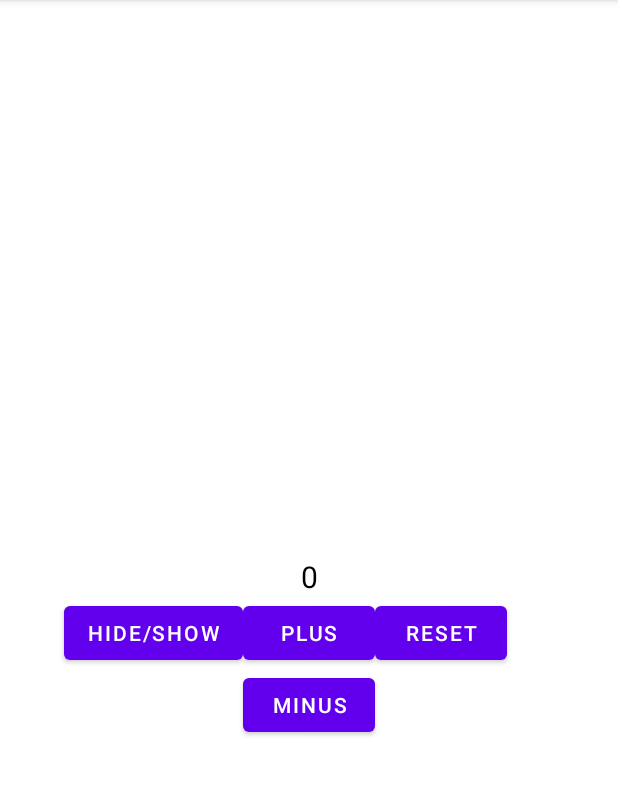
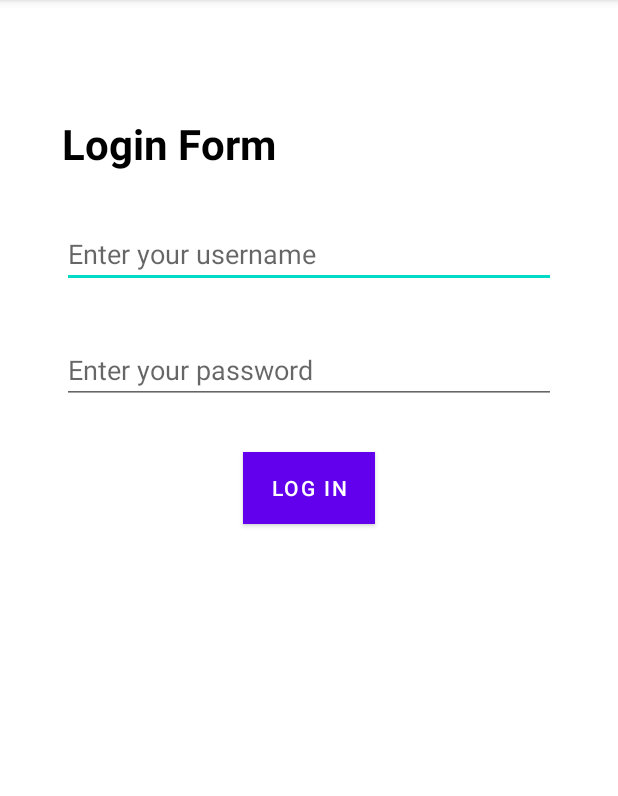
Before and after one commit to enfeizhan/golden_rush, an Android app: the screen it shows after launch (MainActivity before the commit, LoginFormActivity after it), on a phone screen of 412 x 824 dp, the part 84-880 px from its top. Run offline under Robolectric (Android 15) with nearby library versions, the phone set to English and light mode, and no system bars.

Commit message:
start hs app

```diff
--- a/AndroidStudioProjects/LearnAndroid/app/build.gradle
+++ b/AndroidStudioProjects/LearnAndroid/app/build.gradle
@@ -29,7 +29,9 @@ android {
 }
 
 dependencies {
-
+    implementation 'com.squareup.retrofit2:retrofit:2.8.1'
+    implementation 'com.squareup.retrofit2:converter-gson:2.8.1'
+    implementation 'com.squareup.okhttp3:logging-interceptor:4.2.1'
     implementation 'androidx.appcompat:appcompat:1.1.0'
     implementation 'com.google.android.material:material:1.1.0'
     implementation 'androidx.constraintlayout:constraintlayout:1.1.3'
--- /dev/null
+++ b/AndroidStudioProjects/LearnAndroid/app/src/main/java/com/example/learnandroid/LoginFormActivity.java
@@ -0,0 +1,17 @@
+package com.example.learnandroid;
+
+import android.os.Bundle;
+import android.widget.EditText;
+
+import androidx.appcompat.app.AppCompatActivity;
+
+public class LoginFormActivity extends AppCompatActivity {
+    private EditText username, password;
+    @Override
+    protected void onCreate(Bundle savedInstanceState) {
+        super.onCreate(savedInstanceState);
+        setContentView(R.layout.activity_login_form);
+        username = findViewById(R.id.edt_username);
+        password = findViewById(R.id.edt_password);
+    }
+}
--- /dev/null
+++ b/AndroidStudioProjects/LearnAndroid/app/src/main/res/layout/activity_login_form.xml
@@ -0,0 +1,86 @@
+<?xml version="1.0" encoding="utf-8"?>
+<androidx.constraintlayout.widget.ConstraintLayout xmlns:android="http://schemas.android.com/apk/res/android"
+    xmlns:app="http://schemas.android.com/apk/res-auto"
+    xmlns:tools="http://schemas.android.com/tools"
+    android:layout_width="match_parent"
+    android:layout_height="match_parent"
+    tools:context=".LoginFormActivity">
+
+    <TextView
+        android:id="@+id/txt_label"
+        android:layout_width="0dp"
+        android:layout_height="wrap_content"
+        android:text="Login Form"
+        android:textColor="#000"
+        android:textSize="28sp"
+        android:textStyle="bold"
+        app:layout_constraintLeft_toRightOf="@id/vg10"
+        app:layout_constraintRight_toLeftOf="@id/vg90"
+        app:layout_constraintTop_toBottomOf="@+id/hg10" />
+
+    <EditText
+        android:id="@+id/edt_username"
+        android:layout_width="0dp"
+        android:layout_height="wrap_content"
+        android:layout_marginTop="32dp"
+        android:hint="Enter your username"
+        android:inputType="text"
+        app:layout_constraintLeft_toRightOf="@id/vg10"
+        app:layout_constraintRight_toLeftOf="@id/vg90"
+        app:layout_constraintTop_toBottomOf="@+id/txt_label" />
+
+    <EditText
+        android:id="@+id/edt_password"
+        android:layout_width="0dp"
+        android:layout_height="wrap_content"
+        android:layout_marginTop="32dp"
+        android:hint="Enter your password"
+        android:inputType="textPassword"
+        app:layout_constraintLeft_toRightOf="@id/vg10"
+        app:layout_constraintRight_toLeftOf="@id/vg90"
+        app:layout_constraintTop_toBottomOf="@+id/edt_username" />
+
+    <Button
+        android:id="@+id/btn_login"
+        android:layout_width="wrap_content"
+        android:layout_height="wrap_content"
+        android:layout_marginTop="32dp"
+        android:background="#64B5F6"
+        android:text="Log In"
+        android:textColor="#FFF"
+        app:layout_constraintLeft_toRightOf="@id/vg10"
+        app:layout_constraintRight_toLeftOf="@id/vg90"
+        app:layout_constraintTop_toBottomOf="@id/edt_password" />
+
+    <androidx.constraintlayout.widget.Guideline
+        android:id="@+id/hg10"
+        android:layout_width="wrap_content"
+        android:layout_height="wrap_content"
+        android:orientation="horizontal"
+        app:layout_constraintGuide_begin="20dp"
+        app:layout_constraintGuide_percent="0.1" />
+
+    <androidx.constraintlayout.widget.Guideline
+        android:id="@+id/hg90"
+        android:layout_width="wrap_content"
+        android:layout_height="wrap_content"
+        android:orientation="horizontal"
+        app:layout_constraintGuide_begin="660dp"
+        app:layout_constraintGuide_percent="0.9" />
+
+    <androidx.constraintlayout.widget.Guideline
+        android:id="@+id/vg10"
+        android:layout_width="wrap_content"
+        android:layout_height="wrap_content"
+        android:orientation="vertical"
+        app:layout_constraintGuide_begin="20dp"
+        app:layout_constraintGuide_percent=".1" />
+
+    <androidx.constraintlayout.widget.Guideline
+        android:id="@+id/vg90"
+        android:layout_width="wrap_content"
+        android:layout_height="wrap_content"
+        android:orientation="vertical"
+        app:layout_constraintGuide_begin="20dp"
+        app:layout_constraintGuide_percent=".9" />
+</androidx.constraintlayout.widget.ConstraintLayout>
```
Also changed, not shown: AndroidStudioProjects/LearnAndroid/app/src/main/AndroidManifest.xml (+7 -0 lines), AndroidStudioProjects/LearnAndroid/app/src/main/java/com/example/learnandroid/APIClient.java (added, +28 -0 lines), AndroidStudioProjects/LearnAndroid/app/src/main/java/com/example/learnandroid/APIService.java (added, +14 -0 lines), AndroidStudioProjects/LearnAndroid/app/src/main/java/com/example/learnandroid/MainActivity.java (+36 -1 lines), AndroidStudioProjects/LearnAndroid/app/src/main/java/com/example/learnandroid/model/JsonMemberContinue.java (added, +20 -0 lines), AndroidStudioProjects/LearnAndroid/app/src/main/java/com/example/learnandroid/model/Query.java (added, +21 -0 lines), AndroidStudioProjects/LearnAndroid/app/src/main/java/com/example/learnandroid/model/SearchItem.java (added, +55 -0 lines), AndroidStudioProjects/LearnAndroid/app/src/main/java/com/example/learnandroid/model/SearchResponse.java (added, +27 -0 lines), AndroidStudioProjects/LearnAndroid/app/src/main/java/com/example/learnandroid/model/Searchinfo.java (added, +13 -0 lines), AndroidStudioProjects/LearnAndroid/app/src/main/res/layout/activity_main.xml (+11 -0 lines).
